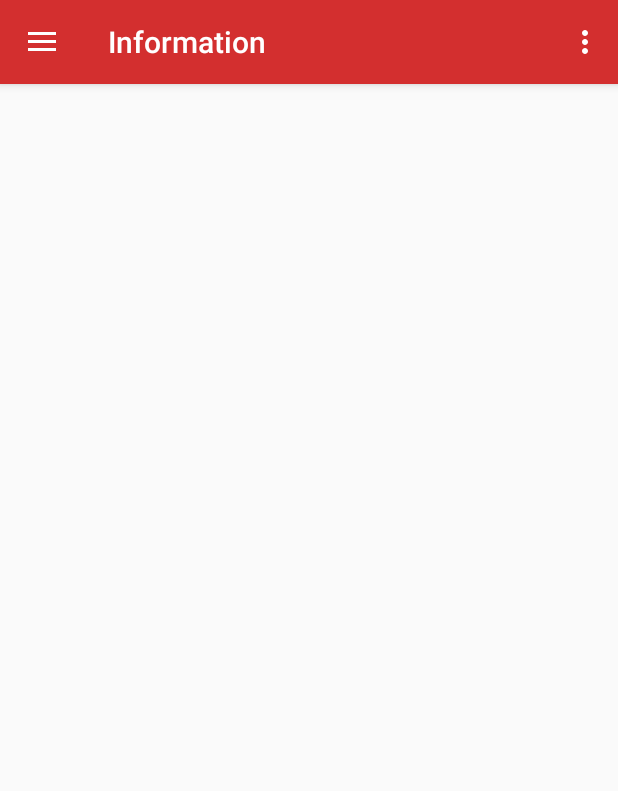
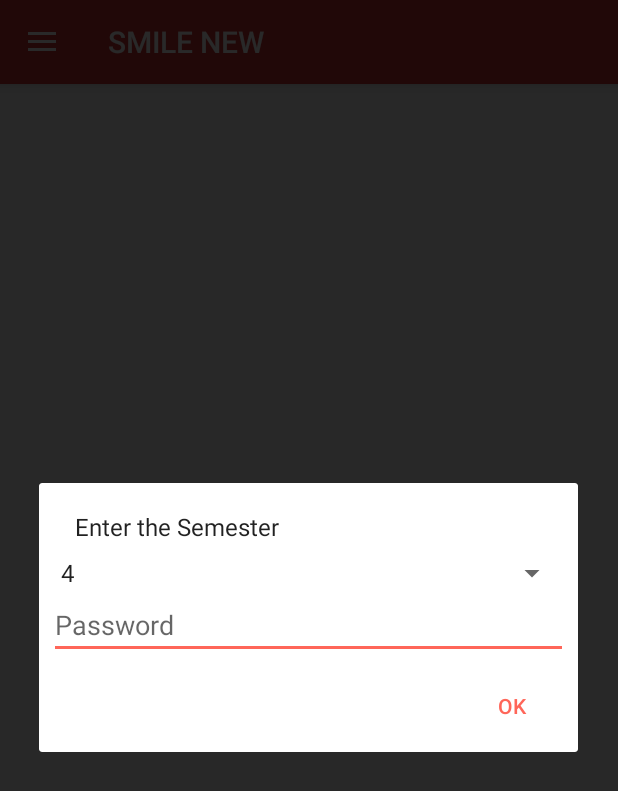
Before and after one commit to lionel-faber/Smile, an Android app: the screen it shows after launch (NavDrawActivity), in the side drawer, after a tap on "Information", on a phone screen of 412 x 824 dp. Shown: the top 791 px of the screen. Run offline under Robolectric (Android 15) with nearby library versions, the phone set to English and light mode, and no system bars; our stand-ins replace Firebase (no records; nobody signed in at launch, a user with empty details on screens opened directly), Volley; libraries missing offline, so code that uses them is left out: com.firebase.ui; pictures from the network do not load; 1 statement that could not run was skipped.

Commit message:
deployed server API and added placement and login

```diff
--- a/app/src/main/java/me/lionelfaber/jsontest/DialogActivity.java
+++ b/app/src/main/java/me/lionelfaber/jsontest/DialogActivity.java
@@ -1,10 +1,12 @@
 package me.lionelfaber.jsontest;
 
 import android.app.Dialog;
+import android.app.FragmentManager;
 import android.content.DialogInterface;
 import android.content.Intent;
 import android.content.SharedPreferences;
 import android.os.Bundle;
+import android.support.design.widget.TextInputEditText;
 import android.support.v7.app.ActionBar;
 import android.support.v7.app.AlertDialog;
 import android.view.View;
@@ -28,19 +30,36 @@ public class DialogActivity extends android.app.DialogFragment {
             String[] semesters = { "4", "6" };
             final ArrayAdapter<String> adp = new ArrayAdapter<String>(getActivity(),
                     android.R.layout.simple_spinner_item, semesters);
-            final Spinner  spinner= new Spinner(getActivity());
+            final Spinner spinner= new Spinner(getActivity());
+            LinearLayout linearLayout = new LinearLayout(getActivity());
+            linearLayout.setOrientation(LinearLayout.VERTICAL);
+            linearLayout.setPadding(10, 0, 10, 0);
             spinner.setAdapter(adp);
-            builder.setView(spinner);
+            linearLayout.addView(spinner);
+            final TextInputEditText passwordField = new TextInputEditText(getActivity());
+            passwordField.setHint("Password");
+            linearLayout.addView(passwordField);
+            builder.setView(linearLayout);
             builder.setPositiveButton("OK", new DialogInterface.OnClickListener()
             {
                 @Override
                 public void onClick(DialogInterface dialogInterface, int i) {
-                    Toast.makeText(getActivity(), "Selected semester " + spinner.getSelectedItem().toString(), Toast.LENGTH_LONG).show();
-                    SharedPreferences pref = getActivity().getSharedPreferences("MyPref", 0);
-                    SharedPreferences.Editor editor =  pref.edit();
-                    editor.putString("semester", spinner.getSelectedItem().toString());
-                    editor.apply();
-                    startActivity(new Intent(getActivity(), NavDrawActivity.class));
+                    String password = passwordField.getText().toString();
+                    if(password.equals("keepsmiling")) {
+                        Toast.makeText(getActivity(), "Selected semester " + spinner.getSelectedItem().toString(), Toast.LENGTH_LONG).show();
+                        SharedPreferences pref = getActivity().getSharedPreferences("MyPref", 0);
+                        SharedPreferences.Editor editor = pref.edit();
+                        editor.putString("semester", spinner.getSelectedItem().toString());
+                        editor.apply();
+                        startActivity(new Intent(getActivity(), NavDrawActivity.class));
+                    }
+                    else {
+                        Toast.makeText(getActivity(), "Wrong password", Toast.LENGTH_LONG).show();
+                        FragmentManager manager = getFragmentManager();
+                        DialogActivity dialogActivity;
+                        dialogActivity = new DialogActivity();
+                        dialogActivity.show(manager, "DialogActivity");
+                    }
                 }
             });
             setCancelable(false);
--- a/app/src/main/java/me/lionelfaber/jsontest/NavDrawActivity.java
+++ b/app/src/main/java/me/lionelfaber/jsontest/NavDrawActivity.java
@@ -54,7 +54,7 @@ import java.util.Arrays;
 public class NavDrawActivity extends AppCompatActivity
         implements NavigationView.OnNavigationItemSelectedListener {
 
-    String url1, url2;
+    String url1, url2, semester;
     DatabaseHandler db;
     private static final int RC_SIGN_IN = 1704;
 
@@ -66,14 +66,14 @@ public class NavDrawActivity extends AppCompatActivity
 
         FirebaseAuth auth = FirebaseAuth.getInstance();
         SharedPreferences sharedPreferences = getApplicationContext().getSharedPreferences("MyPref",0);
-        String semester = sharedPreferences.getString("semester",null);
+        semester = sharedPreferences.getString("semester",null);
 
         if (auth.getCurrentUser() != null && semester != null) {
             // already signed in
 
             db  = new DatabaseHandler(this);
-            url1 = "http://192.168.43.231:8000/get/subs/6";
-            url2 = "http://192.168.43.231:8000/get/infos/6";
+            url1 = "http://smileit.pythonanywhere.com/get/subs/" + semester;
+            url2 = "http://smileit.pythonanywhere.com/get/infos/" + semester;
 
 
             makeJsonArrayRequest1();
@@ -87,17 +87,8 @@ public class NavDrawActivity extends AppCompatActivity
             this.setActionBarTitle("Subjects");
         } else {
             // not signed in
-            startActivityForResult(
-                    // Get an instance of AuthUI based on the default app
-                    AuthUI.getInstance()
-                            .createSignInIntentBuilder()
-                            .setIsSmartLockEnabled(false)
-                            .setLogo(R.drawable.smile)
-                            .setAvailableProviders(
-                                    Arrays.asList(new AuthUI.IdpConfig.Builder(AuthUI.EMAIL_PROVIDER).build(),
-                                            new AuthUI.IdpConfig.Builder(AuthUI.GOOGLE_PROVIDER).build()))
-                            .build(),
-                    RC_SIGN_IN);
+            startLogin();
+
 
         }
 
@@ -159,6 +150,20 @@ public class NavDrawActivity extends AppCompatActivity
         return true;
     }
 
+    public void startLogin()
+    {
+        startActivityForResult(
+                // Get an instance of AuthUI based on the default app
+                AuthUI.getInstance()
+                        .createSignInIntentBuilder()
+                        .setIsSmartLockEnabled(false)
+                        .setLogo(R.drawable.smile)
+                        .setAvailableProviders(
+                                Arrays.asList(new AuthUI.IdpConfig.Builder(AuthUI.EMAIL_PROVIDER).build(),
+                                        new AuthUI.IdpConfig.Builder(AuthUI.GOOGLE_PROVIDER).build()))
+                        .build(),
+                RC_SIGN_IN);
+    }
 
     public void showSnackbar(String message)
     {
@@ -313,27 +318,6 @@ public class NavDrawActivity extends AppCompatActivity
         }
     }
 
-    @Override
-    public boolean onCreateOptionsMenu(Menu menu) {
-        // Inflate the menu; this adds items to the action bar if it is present.
-        getMenuInflater().inflate(R.menu.nav_draw, menu);
-        return true;
-    }
-
-    @Override
-    public boolean onOptionsItemSelected(MenuItem item) {
-        // Handle action bar item clicks here. The action bar will
-        // automatically handle clicks on the Home/Up button, so long
-        // as you specify a parent activity in AndroidManifest.xml.
-        int id = item.getItemId();
-
-        //noinspection SimplifiableIfStatement
-        if (id == R.id.action_settings) {
-            return true;
-        }
-
-        return super.onOptionsItemSelected(item);
-    }
 
     public void setActionBarTitle(String title){
         Toolbar toolbar = (Toolbar)findViewById(R.id.toolbar);
@@ -344,6 +328,17 @@ public class NavDrawActivity extends AppCompatActivity
     @Override
     public boolean onNavigationItemSelected(MenuItem item) {
         // Handle navigation view item clicks here.
+
+        if(semester == null)
+        {
+            Toast.makeText(getApplicationContext(), "You must login first!", Toast.LENGTH_LONG).show();
+            FragmentManager manager = getFragmentManager();
+            DialogActivity dialogActivity;
+            dialogActivity = new DialogActivity();
+            dialogActivity.show(manager, "DialogActivity");
+        }
+        else {
+
             int id = item.getItemId();
             FragmentTransaction ft = getSupportFragmentManager().beginTransaction();
 
@@ -367,18 +362,20 @@ public class NavDrawActivity extends AppCompatActivity
 
             } else if (id == R.id.placement) {
 
+                ft.replace(R.id.your_placeholder, new PlacementFragment());
+                ft.addToBackStack(null);
+                ft.commit();
+
             } else if (id == R.id.contact) {
 
-            Intent intent = new Intent (Intent.ACTION_VIEW , Uri.parse("mailto:" + "14itsjit@gmail.com"));
+                Intent intent = new Intent(Intent.ACTION_VIEW, Uri.parse("mailto:" + "14itsjit@gmail.com"));
                 intent.putExtra(Intent.EXTRA_SUBJECT, "Report from SMILE App");
                 startActivity(intent);
 
-        }
-
-        else if (id == R.id.signout) {
+            } else if (id == R.id.signout) {
 
                 SharedPreferences pref = getApplicationContext().getSharedPreferences("MyPref", 0);
-            SharedPreferences.Editor editor =  pref.edit();
+                SharedPreferences.Editor editor = pref.edit();
                 editor.putString("semester", null);
                 editor.apply();
 
@@ -392,6 +389,7 @@ public class NavDrawActivity extends AppCompatActivity
                             }
                         });
             }
+        }
 
         DrawerLayout drawer = (DrawerLayout) findViewById(R.id.drawer_layout);
         drawer.closeDrawer(GravityCompat.START);
--- a/app/src/main/java/me/lionelfaber/jsontest/SQLActivity.java
+++ b/app/src/main/java/me/lionelfaber/jsontest/SQLActivity.java
@@ -12,7 +12,6 @@ import android.support.v7.app.AppCompatActivity;
 import android.os.Bundle;
 import android.support.v7.widget.LinearLayoutManager;
 import android.support.v7.widget.RecyclerView;
-import android.support.v7.widget.Toolbar;
 import android.util.Log;
 import android.view.View;
 import android.widget.Button;
--- a/app/src/main/res/menu/nav_draw.xml
+++ b/app/src/main/res/menu/nav_draw.xml
@@ -1,9 +1,4 @@
 <?xml version="1.0" encoding="utf-8"?>
 <menu xmlns:android="http://schemas.android.com/apk/res/android"
     xmlns:app="http://schemas.android.com/apk/res-auto">
-    <item
-        android:id="@+id/action_settings"
-        android:orderInCategory="100"
-        android:title="@string/action_settings"
-        app:showAsAction="never" />
 </menu>
```
Also changed, not shown: app/src/main/java/me/lionelfaber/jsontest/PlacementFragment.java (added, +112 -0 lines), app/src/main/java/me/lionelfaber/jsontest/SubjectFragment.java (+50 -2 lines), app/src/main/res/drawable/daa.png (added), app/src/main/res/drawable/micro.png (added), app/src/main/res/drawable/os.png (added), app/src/main/res/drawable/pqt.png (added), app/src/main/res/drawable/se.png (added). Lines whose indentation alone changed are shown as unchanged.
